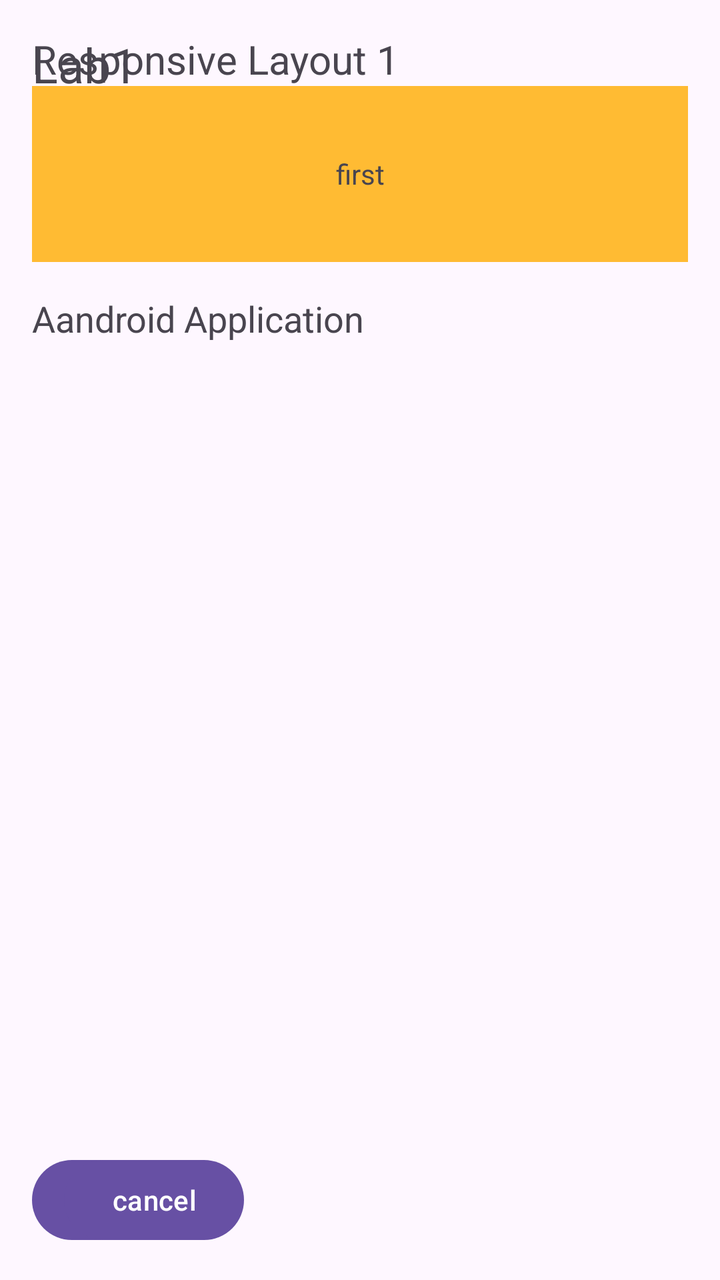
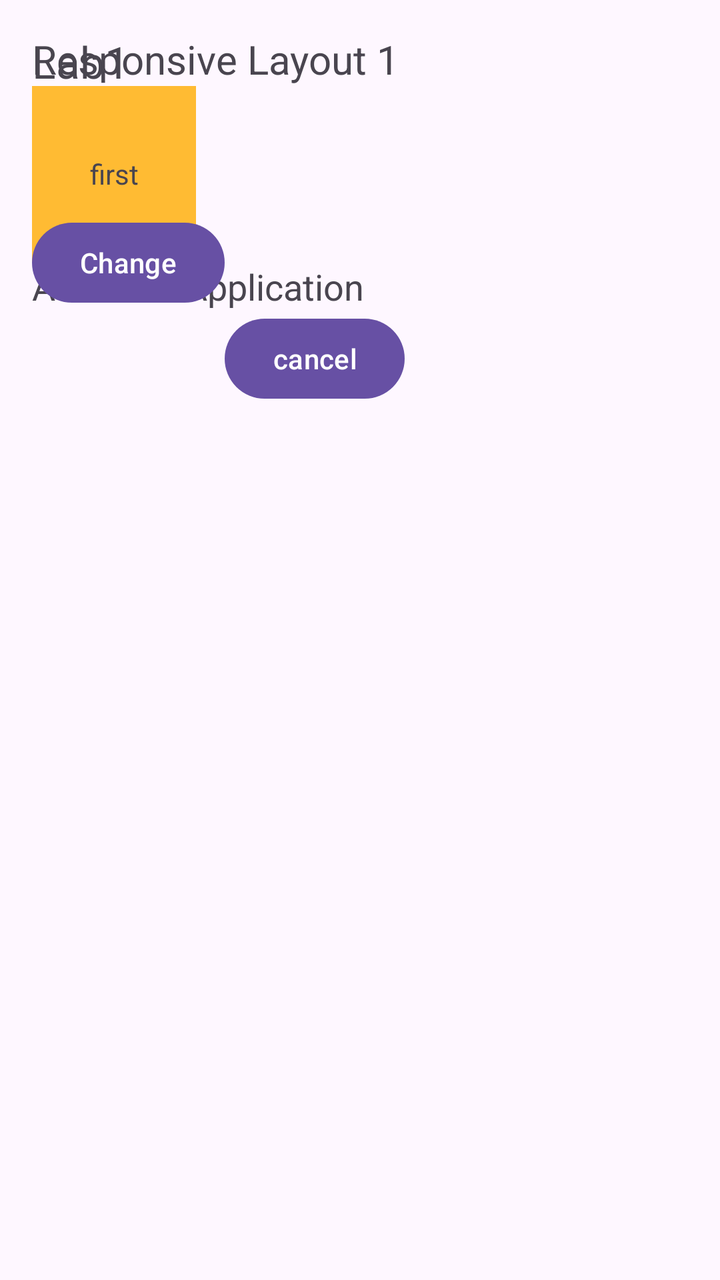

Two renders of the same Android screen: before a commit and after it. Below are the layout's source before the change and the commit's diff.
<!-- AndroidManifest.xml: application theme Theme.Part2 -->
<!-- res/layout/activity_main.xml -->
<?xml version="1.0" encoding="utf-8"?>
<androidx.constraintlayout.widget.ConstraintLayout xmlns:android="http://schemas.android.com/apk/res/android"
    xmlns:app="http://schemas.android.com/apk/res-auto"
    xmlns:tools="http://schemas.android.com/tools"
    android:id="@+id/main"
    android:layout_width="match_parent"
    android:layout_height="match_parent"
    android:padding="16dp"
    tools:context=".MainActivity">

    <TextView
        android:id="@+id/tv_title1"
        android:layout_width="wrap_content"
        android:layout_height="wrap_content"
        android:text="Lab1"
        android:textSize="24sp"
        app:layout_constraintStart_toStartOf="parent"
        app:layout_constraintTop_toTopOf="parent"/>

    <TextView
        android:id="@+id/tv_title2"
        android:layout_width="wrap_content"
        android:layout_height="wrap_content"
        android:text="Responsive Layout 1"
        android:textSize="20sp"
        app:layout_constraintStart_toStartOf="parent"
        app:layout_constraintTop_toTopOf="@id/tv_title1"/>

    <TextView
        android:id="@+id/tv_this"
        android:layout_width="0dp"
        android:layout_height="88dp"
        android:text="This"
        android:gravity="center"
        android:background="#ff4444"
        app:layout_constraintTop_toBottomOf="@id/tv_title2"
        app:layout_constraintStart_toStartOf="parent"
        app:layout_constraintEnd_toStartOf="@id/tv_is"
        app:layout_constraintHorizontal_chainStyle="spread"/>

    <TextView
        android:id="@+id/tv_is"
        android:layout_width="0dp"
        android:layout_height="88dp"
        android:text="is"
        android:gravity="center"
        android:background="#33b5e5"
        app:layout_constraintTop_toBottomOf="@id/tv_title2"
        app:layout_constraintStart_toStartOf="@id/tv_this"
        app:layout_constraintEnd_toStartOf="@id/tv_my"/>

    <TextView
        android:id="@+id/tv_my"
        android:layout_width="0dp"
        android:layout_height="88dp"
        android:text="my"
        android:gravity="center"
        android:background="#aa66cc"
        app:layout_constraintTop_toBottomOf="@id/tv_title2"
        app:layout_constraintStart_toStartOf="@id/tv_is"
        app:layout_constraintEnd_toStartOf="@id/tv_first"/>

    <TextView
        android:id="@+id/tv_first"
        android:layout_width="0dp"
        android:layout_height="88dp"
        android:text="first"
        android:gravity="center"
        android:background="#ffbb33"
        app:layout_constraintTop_toBottomOf="@id/tv_title2"
        app:layout_constraintStart_toStartOf="@id/tv_my"
        app:layout_constraintEnd_toEndOf="parent"/>

    <TextView
        android:id="@+id/tv_app_text"
        android:layout_width="wrap_content"
        android:layout_height="wrap_content"
        android:text="Aandroid Application"
        android:textSize="18sp"
        android:layout_marginTop="16dp"
        app:layout_constraintStart_toStartOf="parent"
        app:layout_constraintTop_toBottomOf="@id/tv_this"/>

    <Button
        android:id="@+id/btn_change"
        android:layout_width="wrap_content"
        android:layout_height="wrap_content"
        android:text="Change"
        app:layout_constraintBottom_toBottomOf="parent"
        app:layout_constraintStart_toStartOf="parent"/>

    <Button
        android:id="@+id/btn_cancel"
        android:layout_width="wrap_content"
        android:layout_height="wrap_content"
        android:text="cancel"
        android:layout_marginStart="16dp"
        app:layout_constraintBottom_toBottomOf="parent"
        app:layout_constraintStart_toStartOf="@+id/btn_change"/>

</androidx.constraintlayout.widget.ConstraintLayout>
<!-- resources referenced by this layout -->
<resources>
  <style name="Theme.Part2" parent="Base.Theme.Part2" />
  <style name="Base.Theme.Part2" parent="Theme.Material3.DayNight.NoActionBar">
          
          
      </style>
</resources>

<!-- the commit's change to res/layout/activity_main.xml (unified diff, before → after) -->
@@ -1,8 +1,8 @@
 <?xml version="1.0" encoding="utf-8"?>
-<androidx.constraintlayout.widget.ConstraintLayout xmlns:android="http://schemas.android.com/apk/res/android"
+<androidx.constraintlayout.widget.ConstraintLayout
+    xmlns:android="http://schemas.android.com/apk/res/android"
     xmlns:app="http://schemas.android.com/apk/res-auto"
     xmlns:tools="http://schemas.android.com/tools"
-    android:id="@+id/main"
     android:layout_width="match_parent"
     android:layout_height="match_parent"
     android:padding="16dp"
@@ -13,7 +13,7 @@
         android:layout_width="wrap_content"
         android:layout_height="wrap_content"
         android:text="Lab1"
-        android:textSize="24sp"
+        android:textSize="22sp"
         app:layout_constraintStart_toStartOf="parent"
         app:layout_constraintTop_toTopOf="parent"/>
 
@@ -33,10 +33,9 @@
         android:text="This"
         android:gravity="center"
         android:background="#ff4444"
-        app:layout_constraintTop_toBottomOf="@id/tv_title2"
+        app:layout_constraintWidth_percent="0.25"
         app:layout_constraintStart_toStartOf="parent"
-        app:layout_constraintEnd_toStartOf="@id/tv_is"
-        app:layout_constraintHorizontal_chainStyle="spread"/>
+        app:layout_constraintTop_toBottomOf="@id/tv_title2"/>
 
     <TextView
         android:id="@+id/tv_is"
@@ -45,9 +44,9 @@
         android:text="is"
         android:gravity="center"
         android:background="#33b5e5"
-        app:layout_constraintTop_toBottomOf="@id/tv_title2"
+        app:layout_constraintWidth_percent="0.25"
         app:layout_constraintStart_toStartOf="@id/tv_this"
-        app:layout_constraintEnd_toStartOf="@id/tv_my"/>
+        app:layout_constraintTop_toBottomOf="@id/tv_title2"/>
 
     <TextView
         android:id="@+id/tv_my"
@@ -56,9 +55,9 @@
         android:text="my"
         android:gravity="center"
         android:background="#aa66cc"
-        app:layout_constraintTop_toBottomOf="@id/tv_title2"
+        app:layout_constraintWidth_percent="0.25"
         app:layout_constraintStart_toStartOf="@id/tv_is"
-        app:layout_constraintEnd_toStartOf="@id/tv_first"/>
+        app:layout_constraintTop_toBottomOf="@id/tv_title2"/>
 
     <TextView
         android:id="@+id/tv_first"
@@ -67,9 +66,9 @@
         android:text="first"
         android:gravity="center"
         android:background="#ffbb33"
-        app:layout_constraintTop_toBottomOf="@id/tv_title2"
+        app:layout_constraintWidth_percent="0.25"
         app:layout_constraintStart_toStartOf="@id/tv_my"
-        app:layout_constraintEnd_toEndOf="parent"/>
+        app:layout_constraintTop_toBottomOf="@id/tv_title2"/>
 
     <TextView
         android:id="@+id/tv_app_text"
@@ -77,7 +76,6 @@
         android:layout_height="wrap_content"
         android:text="Aandroid Application"
         android:textSize="18sp"
-        android:layout_marginTop="16dp"
         app:layout_constraintStart_toStartOf="parent"
         app:layout_constraintTop_toBottomOf="@id/tv_this"/>
 
@@ -86,16 +84,18 @@
         android:layout_width="wrap_content"
         android:layout_height="wrap_content"
         android:text="Change"
-        app:layout_constraintBottom_toBottomOf="parent"
-        app:layout_constraintStart_toStartOf="parent"/>
+        app:layout_constraintBottom_toBottomOf="@id/tv_app_text"
+        app:layout_constraintStart_toStartOf="parent"
+        app:layout_constraintMarginTop="32dp"/>
 
     <Button
         android:id="@+id/btn_cancel"
         android:layout_width="wrap_content"
         android:layout_height="wrap_content"
         android:text="cancel"
-        android:layout_marginStart="16dp"
-        app:layout_constraintBottom_toBottomOf="parent"
-        app:layout_constraintStart_toStartOf="@+id/btn_change"/>
+        app:layout_constraintStart_toEndOf="@id/btn_change"
+        app:layout_constraintTop_toBottomOf="@id/tv_app_text"
+        app:layout_constraintMarginTop="32dp"
+        app:layout_constraintMarginStart="16dp"/>
 
 </androidx.constraintlayout.widget.ConstraintLayout>
